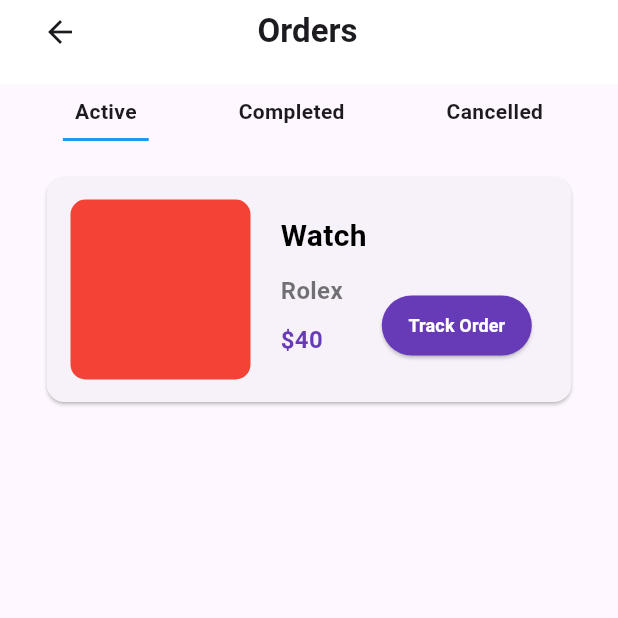
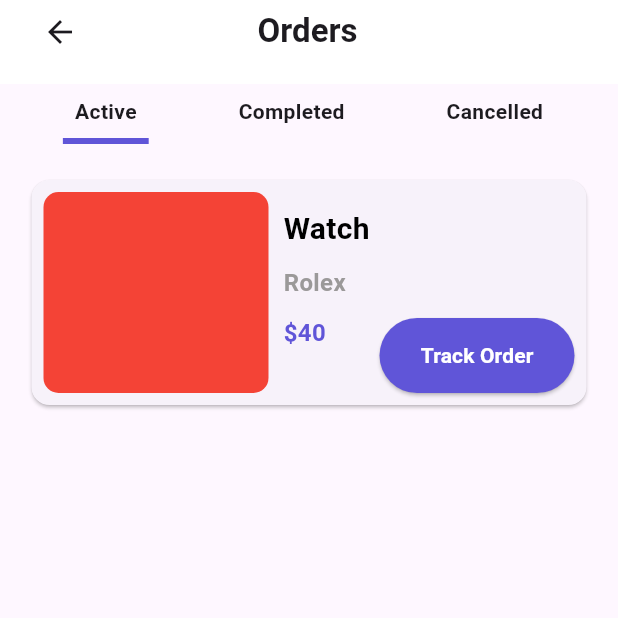
Before and after one commit to ETdan/Clothing-Store-App, a Flutter app: the OrdersPage screen opened directly, on a phone screen of 412 x 824 dp, the top half of it. Run offline on Flutter 3.47's test engine with Material 3 defaults, Android fonts, the light colour scheme and no system bars; our stand-ins replace carousel_slider, cloud_firestore, firebase_auth, firebase_core, firebase_storage, google_nav_bar and 4 more; missing offline and left inert: firebase_app_check; accounts and stored records are empty.

Commit message:
add some change to order page

```diff
--- a/app/lib/screens/bottomBarScreens/product.dart
+++ b/app/lib/screens/bottomBarScreens/product.dart
@@ -1,4 +1,6 @@
+import 'package:flutter/cupertino.dart';
 import 'package:flutter/material.dart';
+import 'package:flutter/widgets.dart';
 
 class OrdersPage extends StatefulWidget {
   const OrdersPage({Key? key}) : super(key: key);
@@ -60,9 +62,9 @@ class _OrdersPageState extends State<OrdersPage> {
                       border: Border(
                         bottom: BorderSide(
                           color: isActiveUnderlined
-                              ? Colors.blue
+                              ? const Color(0xFF6055D8)
                               : Colors.transparent,
-                          width: 2.0,
+                          width: 4.0,
                         ),
                       ),
                     ),
@@ -88,9 +90,9 @@ class _OrdersPageState extends State<OrdersPage> {
                       border: Border(
                         bottom: BorderSide(
                           color: isCompletedUnderlined
-                              ? Colors.blue
+                              ? const Color(0xFF6055D8)
                               : Colors.transparent,
-                          width: 2.0,
+                          width: 4.0,
                         ),
                       ),
                     ),
@@ -116,9 +118,9 @@ class _OrdersPageState extends State<OrdersPage> {
                       border: Border(
                         bottom: BorderSide(
                           color: isCancelledUnderlined
-                              ? Colors.blue
+                              ? const Color(0xFF6055D8)
                               : Colors.transparent,
-                          width: 2.0,
+                          width: 4.0,
                         ),
                       ),
                     ),
@@ -141,27 +143,30 @@ class _OrdersPageState extends State<OrdersPage> {
                 children: [
                   Card(
                     child: Container(
-                      padding: EdgeInsets.only(left: 16, right: 16, top: 15),
-                      width: 350,
+                      padding: EdgeInsets.all(8),
+                      width: 370,
                       height: 150,
                       child: Row(
                         children: [
                           Column(
                             children: [
-                              Container(
+                              Expanded(
+                                child: Container(
                                   decoration: BoxDecoration(
                                     borderRadius: BorderRadius.circular(10),
                                     color: Colors.red,
                                   ),
                                   height: 120,
-                                width: 120,
+                                  width: 150,
+                                ),
                               ),
                             ],
                           ),
                           SizedBox(
-                            width: 20,
+                            width: 10,
                           ),
-                          Column(
+                          Expanded(
+                            child: Column(
                               crossAxisAlignment: CrossAxisAlignment.start,
                               children: [
                                 SizedBox(
@@ -181,7 +186,7 @@ class _OrdersPageState extends State<OrdersPage> {
                                   "Rolex",
                                   style: TextStyle(
                                       fontSize: 16,
-                                    color: Colors.black54,
+                                      color: const Color(0xFF9B9999),
                                       fontWeight: FontWeight.bold),
                                 ),
                                 SizedBox(
@@ -191,38 +196,33 @@ class _OrdersPageState extends State<OrdersPage> {
                                   "\$40",
                                   style: TextStyle(
                                       fontSize: 16,
-                                    color: Colors.deepPurple,
+                                      color: const Color(0xFF6055D8),
                                       fontWeight: FontWeight.bold),
                                 )
                               ],
                             ),
-                          SizedBox(
-                            width: 10,
                           ),
+                          // SizedBox(
+                          //   width: 10,
+                          // ),
                           Column(
+                            mainAxisAlignment: MainAxisAlignment.end,
                             children: [
-                              SizedBox(
-                                height: 60,
-                              ),
                               ElevatedButton(
                                 onPressed: () {},
                                 child: Text(
                                   "Track Order",
                                   style: TextStyle(
                                     color: Colors.white,
-                                    fontWeight: FontWeight.bold,
-                                    fontSize: 12,
+                                    fontWeight: FontWeight.w600,
+                                    fontSize: 14,
                                   ),
                                 ),
                                 style: ButtonStyle(
                                   backgroundColor: MaterialStateProperty.all(
-                                      Colors.deepPurple),
-                                  padding: MaterialStateProperty.all(
-                                    EdgeInsets.all(10),
-                                  ),
-                                  fixedSize: MaterialStateProperty.all(
-                                    Size(100, 20),
-                                  ),
+                                      const Color(0xFF6055D8)),
+                                  fixedSize:
+                                      MaterialStateProperty.all(Size(130, 50)),
                                 ),
                               )
                             ],
```
Also changed, not shown: app/lib/screens/login.dart (+5 -4 lines). Lines whose indentation alone changed are shown as unchanged.
